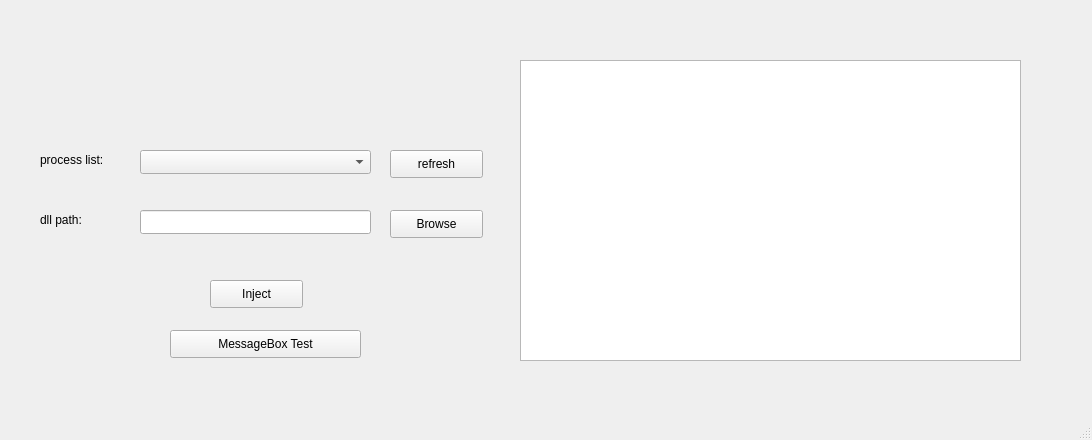
Before: the Qt Designer form apiHookGui/mainwindow.ui in qgjyf2001/WinapiInspect, drawn with Qt 5.
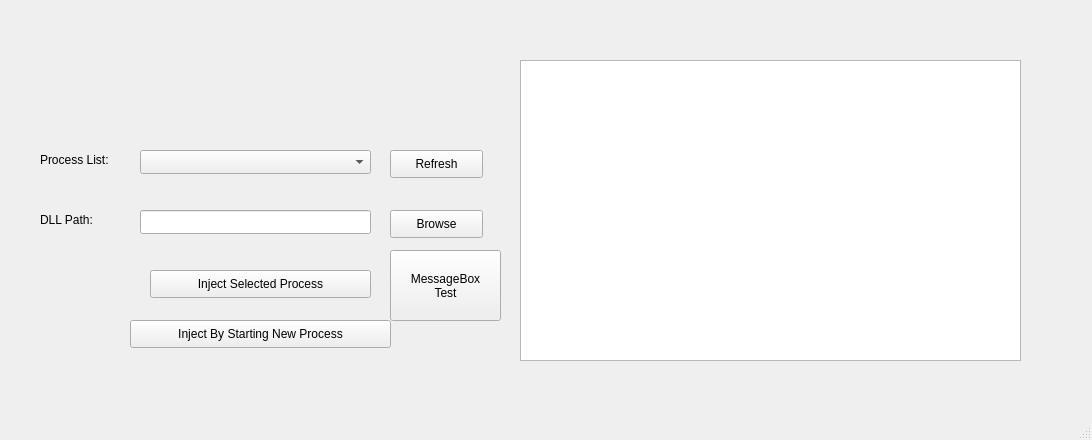
After: the same form once the commit is applied.

Commit message: inject by start new process

The edit to the form file:
```diff
--- a/apiHookGui/mainwindow.ui
+++ b/apiHookGui/mainwindow.ui
@@ -34,7 +34,7 @@
      </rect>
     </property>
     <property name="text">
-     <string>process list:</string>
+     <string>Process List:</string>
     </property>
    </widget>
    <widget class="QPushButton" name="refreshButton">
@@ -47,7 +47,7 @@
      </rect>
     </property>
     <property name="text">
-     <string>refresh</string>
+     <string>Refresh</string>
     </property>
    </widget>
    <widget class="QLabel" name="label_2">
@@ -60,7 +60,7 @@
      </rect>
     </property>
     <property name="text">
-     <string>dll path:</string>
+     <string>DLL Path:</string>
     </property>
    </widget>
    <widget class="QLineEdit" name="dllPath">
@@ -89,14 +89,14 @@
    <widget class="QPushButton" name="injectButton">
     <property name="geometry">
      <rect>
-      <x>210</x>
-      <y>280</y>
-      <width>93</width>
+      <x>150</x>
+      <y>270</y>
+      <width>221</width>
       <height>28</height>
      </rect>
     </property>
     <property name="text">
-     <string>Inject</string>
+     <string>Inject Selected Process</string>
     </property>
    </widget>
    <widget class="QTextEdit" name="debugWindow">
@@ -112,14 +112,28 @@
    <widget class="QPushButton" name="pushButton">
     <property name="geometry">
      <rect>
-      <x>170</x>
-      <y>330</y>
-      <width>191</width>
+      <x>390</x>
+      <y>250</y>
+      <width>111</width>
+      <height>71</height>
+     </rect>
+    </property>
+    <property name="text">
+     <string>MessageBox
+Test</string>
+    </property>
+   </widget>
+   <widget class="QPushButton" name="injectNewProcessButton">
+    <property name="geometry">
+     <rect>
+      <x>130</x>
+      <y>320</y>
+      <width>261</width>
       <height>28</height>
      </rect>
     </property>
     <property name="text">
-     <string>MessageBox Test</string>
+     <string>Inject By Starting New Process</string>
     </property>
    </widget>
   </widget>
```
The commit also changes 8 other files.
